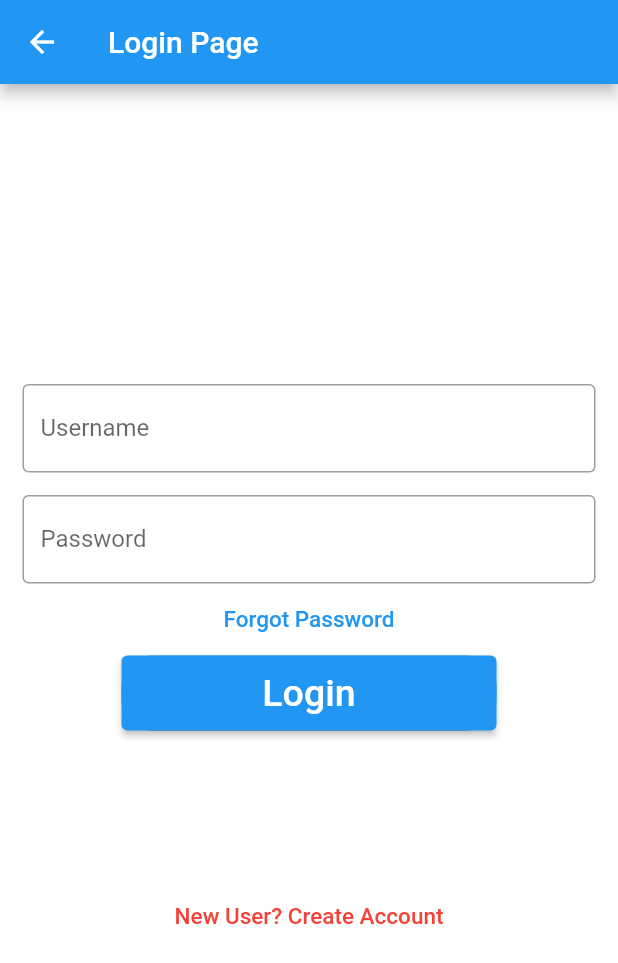
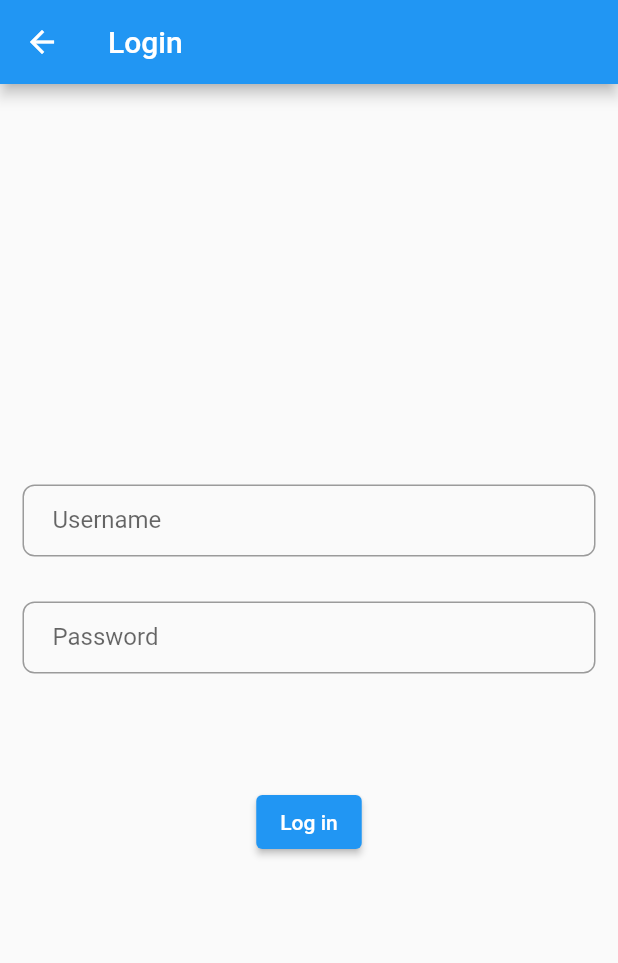
Before and after one commit to mlnbkln/week10_login, a Flutter app: the HomePage screen opened directly, after a tap on "Log out", on a phone screen of 412 x 824 dp. Shown: the top 963 px of the screen. Run offline on Flutter 3.47's test engine with Material 2 defaults, Android fonts, the phone set to English and light mode, and no system bars; our stand-ins replace shared_preferences; accounts and stored records are empty.

```diff
--- a/lib/homepage.dart
+++ b/lib/homepage.dart
@@ -1,20 +1,27 @@
 import 'package:flutter/material.dart';
+import 'package:shared_preferences/shared_preferences.dart';
 import 'package:week10_login/login.dart';
 import 'package:week10_login/sharedPreferences.dart';
 
-class HomePage extends StatelessWidget {
-  const HomePage({Key? key}) : super(key: key);
 
+class HomePage extends StatefulWidget {
+  @override
+
+  HomePageState createState() => HomePageState();
+}
+
+class HomePageState extends State<HomePage>{
+
+  String username = "";
 
   @override
   Widget build(BuildContext context) {
     return Scaffold(
-      body: Center(
-        child: Column(
+      body: Column(
         mainAxisAlignment: MainAxisAlignment.center,
         children: [
           Text(
-              'Welcome username',
+            "Welcome $username",
             style: TextStyle(
                 fontWeight: FontWeight.bold,
                 color: Colors.green,
@@ -23,19 +30,23 @@ class HomePage extends StatelessWidget {
           const SizedBox(
             height: 50,
           ),
-            ElevatedButton(
-              child: const Text('Log out'),
+          Center(
+            child: ElevatedButton(
+              child: Text('Log out'),
               onPressed: () {
+                getLoginValue().then((String value) => print(value));
+                getUsername().then((String value) => print(value));
+                getPassword().then((String value) => print(value));
                 clearCache();
                 Navigator.of(context).pushReplacement(
                   MaterialPageRoute(
-                    builder: (BuildContext context) => const LoginPage(),
+                    builder: (BuildContext context) => LoginPage(),
                   ),
                 );
               },
             ),
+          ),
         ],
-        ),
       ),
     );
   }
--- a/lib/login.dart
+++ b/lib/login.dart
@@ -1,99 +1,85 @@
 import 'package:flutter/material.dart';
-import 'package:week10_login/signup.dart';
-
+import 'package:week10_login/sharedPreferences.dart';
 import 'homepage.dart';
 
 var userNameInputController = TextEditingController();
 var passwordInputController = TextEditingController();
 
 class LoginPage extends StatefulWidget {
-  const LoginPage({Key? key}) : super(key: key);
+  @override
 
-
-  @override
-  _LoginPageState createState() => _LoginPageState();
+  LoginPageState createState() => LoginPageState();
 }
 
-class _LoginPageState extends State<LoginPage> {
+class LoginPageState extends State<LoginPage>{
 
 
   @override
   Widget build(BuildContext context) {
-    return Scaffold(
-      backgroundColor: Colors.white,
+    return (Scaffold(
       appBar: AppBar(
-        title: const Text("Login Page"),
+        title: Text('Login'),
       ),
-      body: SingleChildScrollView(
-        child: Column(
+      body: Column(
+        mainAxisAlignment: MainAxisAlignment.center,
         children: <Widget>[
           Padding(
-              padding: const EdgeInsets.only(left:15.0,right: 15.0,top:200.0,bottom: 0),
-              // padding: EdgeInsets.symmetric(horizontal: 15),
-              child: TextField(
+            padding: const EdgeInsets.all(15.0),
+            child: TextFormField(
               controller: userNameInputController,
               obscureText: false,
-                decoration: const InputDecoration(
-                    border: OutlineInputBorder(),
-                    labelText: 'Username'),
+              decoration: InputDecoration(
+                  labelText: 'Username',
+                  border: OutlineInputBorder(
+                      borderRadius: BorderRadius.all(
+                        Radius.circular(8.0),
+                      )),
+                  contentPadding: EdgeInsets.symmetric(horizontal: 20)),
             ),
           ),
           Padding(
-              padding: const EdgeInsets.only(
-                  left: 15.0, right: 15.0, top: 15, bottom: 0),
-              //padding: EdgeInsets.symmetric(horizontal: 15),
+            padding: const EdgeInsets.all(15.0),
             child: TextField(
               controller: passwordInputController,
               obscureText: false,
-                decoration: const InputDecoration(
-                    border: OutlineInputBorder(),
+              decoration: InputDecoration(
                   labelText: 'Password',
-                    hintText: 'Enter secure password'),
+                  border: OutlineInputBorder(
+                      borderRadius: BorderRadius.all(
+                        Radius.circular(8.0),
+                      )),
+                  contentPadding: EdgeInsets.symmetric(horizontal: 20)),
             ),
           ),
-            TextButton(
-              onPressed: (){
-              },
-              child: const Text(
-                'Forgot Password',
-                style: TextStyle(color: Colors.blue, fontSize: 15),
+          SizedBox(
+            height: 30,
           ),
+
+          SizedBox(
+            height: 30,
           ),
-            Container(
-              height: 50,
-              width: 250,
-              decoration: BoxDecoration(
-                  color: Colors.blue, borderRadius: BorderRadius.circular(20)),
-              child: ElevatedButton(
+          ElevatedButton(
+              child: Text('Log in'),
               onPressed: () {
+                getUsername().then((String username) {
+                  print(userNameInputController.text);
+                  (username);
+                  if (userNameInputController.text == username) {
+                    getPassword().then((String password) {
+                      if (passwordInputController.text == password){
+                        setLoginValue('true');
                         Navigator.of(context).pushReplacement(
                           MaterialPageRoute(
                             builder: (BuildContext context) => HomePage(),
                           ),
                         );
-                },
-                    child: const Text(
-                    'Login',
-                    style: TextStyle(color: Colors.white, fontSize: 25),
-                  ),
-                  ),
-                  ),
-                  const SizedBox(
-                  height: 100,
-                  ),
-
-                  TextButton(
-                  onPressed: (){
-                  Navigator.push(
-                  context, MaterialPageRoute(builder: (_) => const SignupPage()));
-                  },
-                  child: const Text('New User? Create Account',
-                  style: TextStyle(color: Colors.red, fontSize: 15),
-              ),
-            ),
+                      }else print("password");
+                    });
+                  }else print("username");
+                });
+              })
         ],
       ),
-      ),
-    );
+    ));
   }
 }
--- a/lib/sharedPreferences.dart
+++ b/lib/sharedPreferences.dart
@@ -1,9 +1,8 @@
-
 import 'package:shared_preferences/shared_preferences.dart';
 
-Future<bool> setUsername(String name) async {
+Future<bool> setUsername(String username) async {
   SharedPreferences prefs = await SharedPreferences.getInstance();
-  return prefs.setString("name", name);
+  return prefs.setString("username", username);
 }
 
 
@@ -19,6 +18,25 @@ Future<bool> setLoginValue(String loginValue) async {
 }
 
 
+
+Future<String> getUsername() async {
+  SharedPreferences prefs = await SharedPreferences.getInstance();
+  String username = prefs.getString("username").toString();
+  return username;
+}
+
+Future<String> getPassword() async {
+  SharedPreferences prefs = await SharedPreferences.getInstance();
+  String password = prefs.getString("password").toString();
+  return password;
+}
+
+Future<String> getLoginValue() async {
+  SharedPreferences prefs = await SharedPreferences.getInstance();
+  String loginValue = prefs.getString("loginValue").toString();
+  return loginValue;
+}
+
 Future<bool> clearCache() async{
   SharedPreferences prefs = await SharedPreferences.getInstance();
   return prefs.clear();
```
Also changed, not shown: lib/main.dart (+9 -6 lines), lib/signup.dart (+60 -79 lines). Lines whose indentation alone changed are shown as unchanged.
